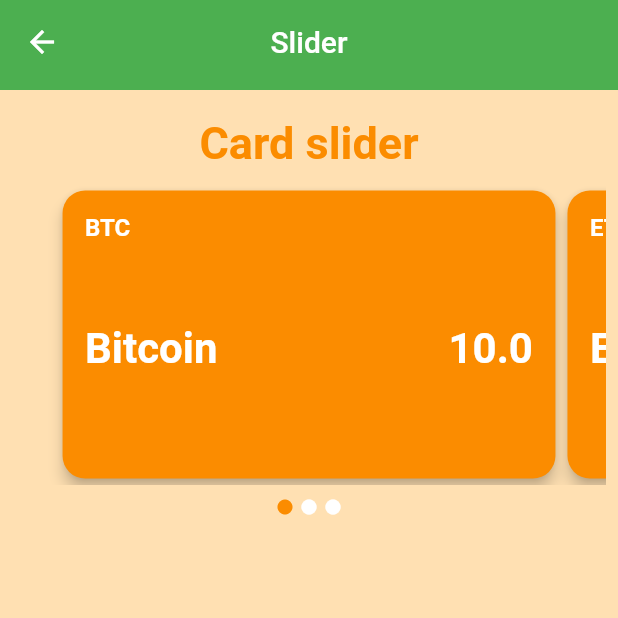
After one commit to Luca-Virgilio/flutter_library, a Flutter app: the SliderScreen screen opened by its route, on a phone screen of 412 x 824 dp, the top half of it. The commit adds this screen. Run offline on Flutter 3.47's test engine with Material 2 defaults, Android fonts, the phone set to English and light mode, and no system bars; our stand-ins replace flutter_riverpod, go_router.

Commit message:
Add slider component

```diff
--- a/lib/pages/components/component_list_page.dart
+++ b/lib/pages/components/component_list_page.dart
@@ -10,7 +10,9 @@ class ComponentListScreen extends StatelessWidget {
 
   @override
   Widget build(BuildContext context) {
-    final List<ExampleItem> examples = [];
+    final List<ExampleItem> examples = [
+      ExampleItem(name: 'Slider', route: '/components/slider'),
+    ];
 
     return Scaffold(
       appBar: const CustomAppBar(title: 'Components'),
@@ -38,7 +40,7 @@ class ComponentListScreen extends StatelessWidget {
                   child: Container(
                     height: 50,
                     decoration: BoxDecoration(
-                      color: Colors.green.shade800,
+                      color: Colors.orange.shade500,
                       borderRadius: const BorderRadius.all(Radius.circular(10)),
                     ),
                     child: Center(
--- /dev/null
+++ b/lib/pages/components/slider_screen.dart
@@ -0,0 +1,142 @@
+import 'package:flutter/cupertino.dart';
+import 'package:flutter/material.dart';
+
+import '../../widgets/app_large_text.dart';
+import '../../widgets/custom_app_bar.dart';
+
+class SliderScreen extends StatefulWidget {
+  const SliderScreen({Key? key}) : super(key: key);
+
+  @override
+  State<SliderScreen> createState() => _SliderScreenState();
+}
+
+class _SliderScreenState extends State<SliderScreen> {
+  late int currentIndex;
+  late final PageController pageController;
+
+  @override
+  void initState() {
+    currentIndex = 0;
+    pageController = PageController(initialPage: 0, viewportFraction: 0.85);
+
+    super.initState();
+  }
+
+  @override
+  void dispose() {
+    pageController.dispose();
+    super.dispose();
+  }
+
+  @override
+  Widget build(BuildContext context) {
+    var tokenList = [
+      {'title': 'Bitcoin', 'subTitle': 'BTC', 'value': '10.0'},
+      {'title': 'Ethereum', 'subTitle': 'ETH', 'value': '240.0'},
+      {'title': 'Luna', 'subTitle': 'LUN', 'value': '3.0'}
+    ];
+
+    return Scaffold(
+      appBar: const CustomAppBar(title: 'Slider'),
+      body: Container(
+        padding: const EdgeInsets.all(8.0),
+        color: Colors.orange.shade100,
+        width: double.infinity,
+        child: Column(
+          crossAxisAlignment: CrossAxisAlignment.center,
+          children: [
+            const SizedBox(
+              height: 10,
+            ),
+            AppLargeText(
+              text: 'Card slider',
+              color: Colors.orange.shade600,
+            ),
+            const SizedBox(
+              height: 10,
+            ),
+            SizedBox(
+              height: 200,
+              child: PageView.builder(
+                  controller: pageController,
+                  onPageChanged: (index) {
+                    setState(() {
+                      currentIndex = index;
+                    });
+                  },
+                  itemBuilder: (_, index) {
+                    return AnimatedBuilder(
+                      animation: pageController,
+                      builder: (ctx, child) {
+                        return child!;
+                      },
+                      child: Card(
+                        elevation: 4,
+                        color: Colors.orange.shade600,
+                        shape: RoundedRectangleBorder(
+                          borderRadius: BorderRadius.circular(15.0),
+                        ),
+                        child: Padding(
+                          padding: const EdgeInsets.all(15.0),
+                          child: Column(
+                            crossAxisAlignment: CrossAxisAlignment.start,
+                            children: [
+                              AppLargeText(
+                                text: tokenList[index]['subTitle']!,
+                                size: 16,
+                                color: Colors.white,
+                              ),
+                              Expanded(
+                                flex: 3,
+                                child: Row(
+                                  mainAxisAlignment:
+                                      MainAxisAlignment.spaceBetween,
+                                  children: [
+                                    AppLargeText(
+                                      text: tokenList[index]['title']!,
+                                      size: 28,
+                                      color: Colors.white,
+                                    ),
+                                    AppLargeText(
+                                      text: tokenList[index]['value']!,
+                                      size: 28,
+                                      color: Colors.white,
+                                    ),
+                                  ],
+                                ),
+                              ),
+                            ],
+                          ),
+                        ),
+                      ),
+                    );
+                  },
+                  itemCount: tokenList.length),
+            ),
+            const SizedBox(height: 5),
+            SizedBox(
+              height: 20,
+              child: Row(
+                mainAxisAlignment: MainAxisAlignment.center,
+                children: List.generate(
+                  tokenList.length,
+                  (index) => Container(
+                    margin: const EdgeInsets.all(2.0),
+                    child: Icon(
+                      Icons.circle,
+                      size: 12.0,
+                      color: currentIndex == index
+                          ? Colors.orange.shade600
+                          : Colors.white,
+                    ),
+                  ),
+                ),
+              ),
+            ),
+          ],
+        ),
+      ),
+    );
+  }
+}
--- a/lib/router.dart
+++ b/lib/router.dart
@@ -1,5 +1,6 @@
 import 'package:flutter/cupertino.dart';
 import 'package:flutter_widgets/pages/components/component_list_page.dart';
+import 'package:flutter_widgets/pages/components/slider_screen.dart';
 import 'package:flutter_widgets/pages/home_screen.dart';
 import 'package:flutter_widgets/pages/state_management/counter_page.dart';
 import 'package:flutter_widgets/pages/state_management/state_management_screen.dart';
@@ -49,6 +50,13 @@ List<GoRoute> routes = <GoRoute>[
         GoRoute(
             path: 'components',
             builder: (BuildContext context, GoRouterState state) =>
-                ComponentListScreen()),
+                ComponentListScreen(),
+            routes: [
+              GoRoute(
+                path: 'slider',
+                builder: (BuildContext context, GoRouterState state) =>
+                    const SliderScreen(),
+              ),
+            ]),
       ]),
 ];
```
